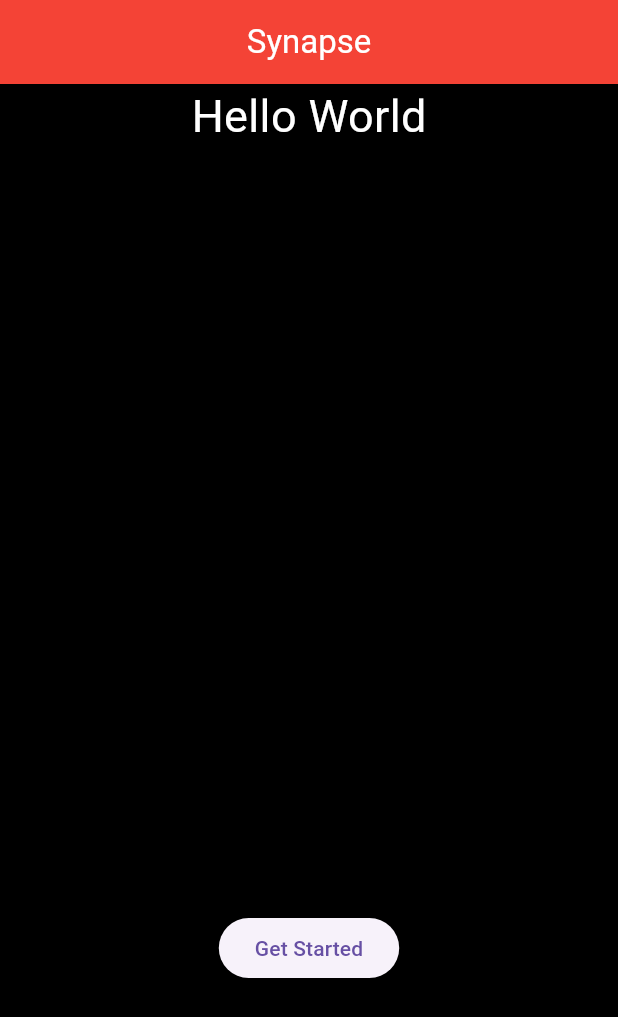
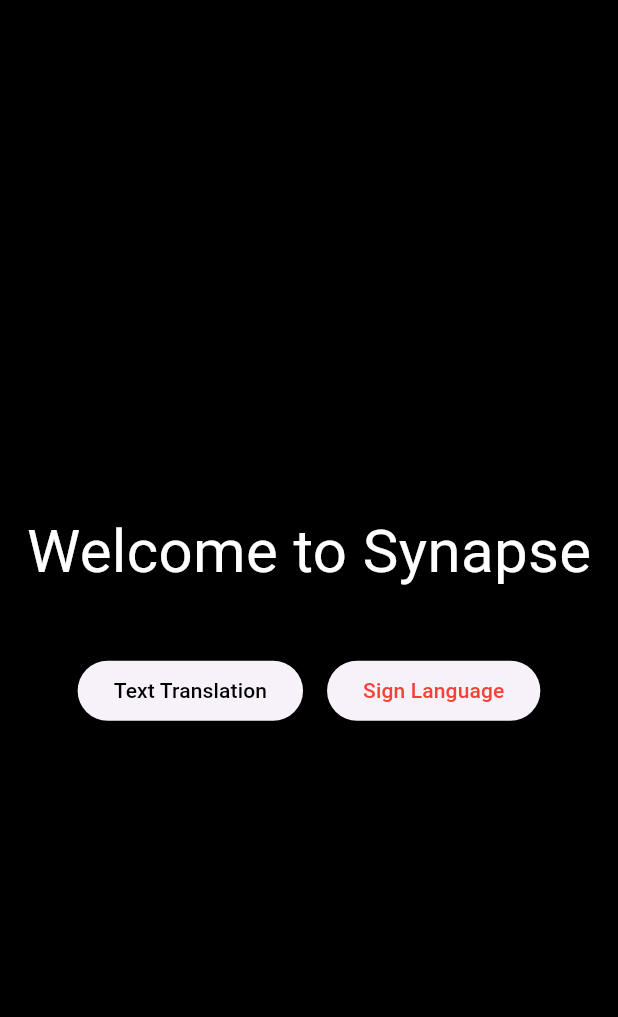
Before and after one commit to Chinxeleer/synapse, a Flutter app: the screen it shows after launch, on a phone screen of 412 x 824 dp. Shown: the top 1017 px of the screen. Run offline on Flutter 3.47's test engine with Material 3 defaults, Android fonts, the phone set to English and light mode, and no system bars.

Commit message:
adds packages for the project

```diff
--- a/lib/app.dart
+++ b/lib/app.dart
@@ -1,4 +1,6 @@
 import 'package:flutter/material.dart';
+import 'package:multilingual/features/sign_language/ui/sign_language_screen.dart';
+import 'package:multilingual/features/text_translation/ui/text_translation_screen.dart';
 
 class MyApp extends StatelessWidget {
   const MyApp({super.key});
@@ -8,41 +10,56 @@ class MyApp extends StatelessWidget {
     return MaterialApp(
       debugShowCheckedModeBanner: false,
       title: 'Flutter Demo',
-      home: Scaffold(
-        appBar: AppBar(
-          title: const Text(
-            'Synapse',
-            style: TextStyle(color: Colors.white),
-          ),
-          centerTitle: true,
-          backgroundColor: Colors.red,
-        ),
+      routes: {
+        '/text-translation': (context) => const TextTranslationScreen(),
+        '/sign-language': (context) => const SignLanguageScreen(),
+      },
+      home: const HomeScreen(),
+    );
+  }
+}
+
+class HomeScreen extends StatelessWidget {
+  const HomeScreen({super.key});
+
+  @override
+  Widget build(BuildContext context) {
+    return Scaffold(
       backgroundColor: Colors.black,
-
       body: Center(
         child: Column(
+          mainAxisAlignment: MainAxisAlignment.center,
           children: [
-              Expanded(
-                child: Text(
-                  'Hello World',
-                  style: TextStyle(color: Colors.white, fontSize: 30),
+            const Text(
+              'Welcome to Synapse',
+              style: TextStyle(color: Colors.white, fontSize: 40),
             ),
-              ),
-              Expanded(
-                child: Row(
+            const SizedBox(height: 40),
+            Row(
               mainAxisAlignment: MainAxisAlignment.center,
               children: [
                 ElevatedButton(
                   onPressed: () {
-                        print("Get Started");
+                    Navigator.pushNamed(context, '/text-translation');
                   },
-                      child: Text("Get Started"),
+                  child: const Text(
+                    "Text Translation",
+                    style: TextStyle(color: Colors.black),
                   ),
-                  ],
+                ),
+                const SizedBox(width: 16),
+                ElevatedButton(
+                  onPressed: () {
+                    Navigator.pushNamed(context, '/sign-language');
+                  },
+                  child: const Text(
+                    "Sign Language",
+                    style: TextStyle(color: Colors.red),
                   ),
                 ),
               ],
             ),
+          ],
         ),
       ),
     );
--- a/lib/features/sign_language/ui/sign_language_screen.dart
+++ b/lib/features/sign_language/ui/sign_language_screen.dart
@@ -10,6 +10,16 @@ class SignLanguageScreen extends StatefulWidget {
 class _SignLanguageScreenState extends State<SignLanguageScreen> {
   @override
   Widget build(BuildContext context) {
-    return const Placeholder();
+    return Scaffold(
+      backgroundColor: Colors.black,
+      appBar: AppBar(
+        title: Text('Sign Language', style: TextStyle(color: Colors.white)),
+        centerTitle: true,
+        backgroundColor: Colors.red,
+      ),
+      body: Center(
+        child: Text('Sign Language Screen', style: TextStyle(fontSize: 24)),
+      ),
+    );
   }
 }
--- a/pubspec.yaml
+++ b/pubspec.yaml
@@ -34,6 +34,12 @@ dependencies:
   # The following adds the Cupertino Icons font to your application.
   # Use with the CupertinoIcons class for iOS style icons.
   cupertino_icons: ^1.0.8
+  camerawesome: ^2.5.0
+  permission_handler: ^12.0.1
+  google_mlkit_text_recognition: ^0.15.1
+  google_mlkit_pose_detection: ^0.14.1
+  flutter_riverpod: ^3.3.1
+  http: ^1.6.0
 
 dev_dependencies:
   flutter_test:
```
Also changed, not shown: lib/features/text_translation/ui/text_translation_screen.dart (+11 -1 lines), pubspec.lock, 3 other files. Lines whose indentation alone changed are shown as unchanged.
